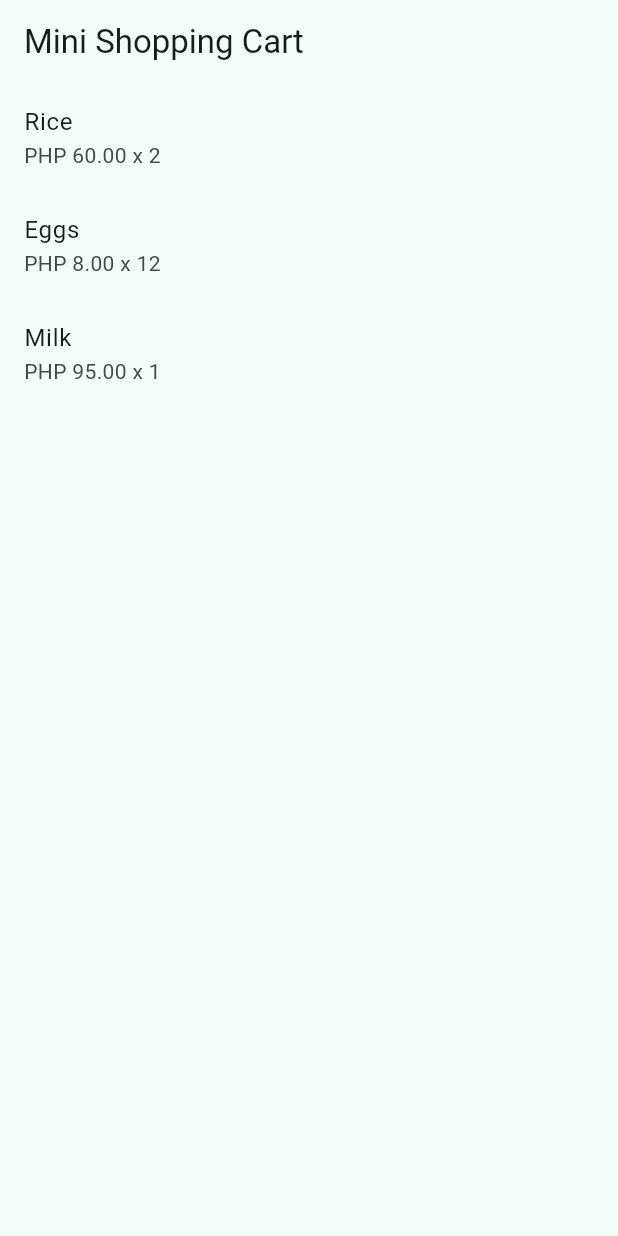
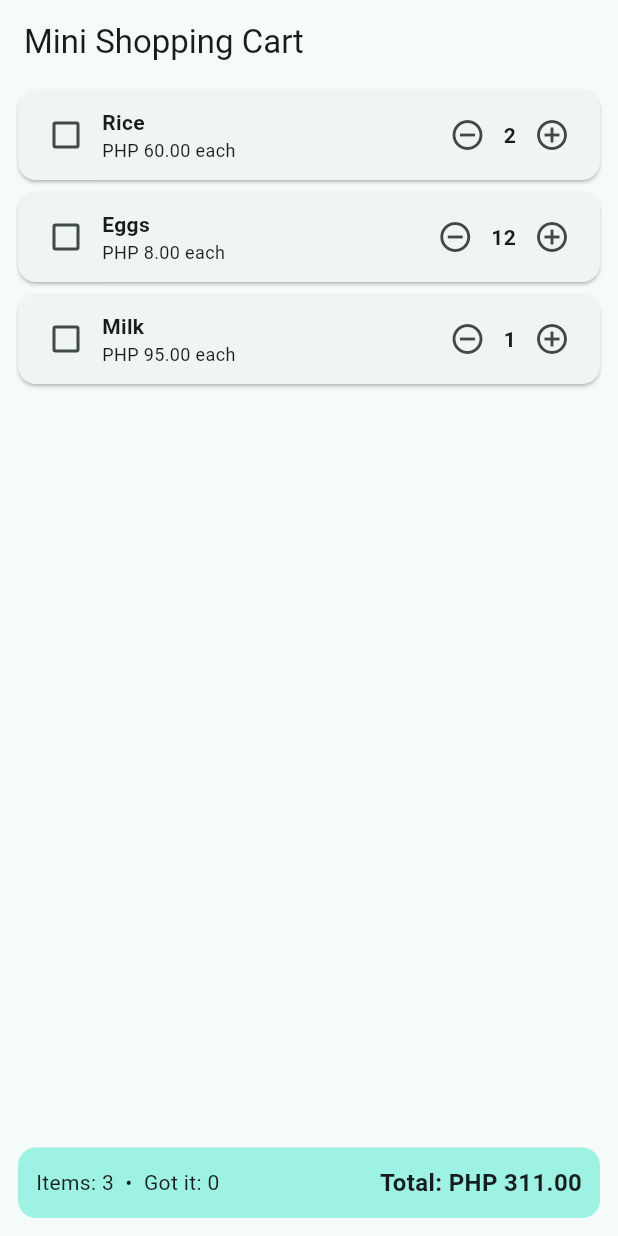
Before and after one commit to Jez-Mocha/stateful-lab-Carbonilla, a Flutter app: the screen it shows after launch, on a phone screen of 412 x 824 dp. Run offline on Flutter 3.47's test engine with Material 3 defaults, Android fonts, the phone set to English and light mode, and no system bars.

Commit message:
Add CartItemTile and quantity controls with setState

```diff
--- a/lib/main.dart
+++ b/lib/main.dart
@@ -55,21 +55,152 @@ class _CartScreenState extends State<CartScreen> {
     super.dispose();
   }
 
+  // Plus button: stops at 99.
+  void _increase(int i) {
+    setState(() {
+      if (_items[i].quantity < 99) {
+        _items[i].quantity++;
+      }
+    });
+  }
+
+  // Minus button: never goes below 1.
+  void _decrease(int i) {
+    setState(() {
+      if (_items[i].quantity > 1) {
+        _items[i].quantity--;
+      }
+    });
+  }
+
+  // Checkbox: flip the gotIt flag.
+  void _toggle(int i) {
+    setState(() {
+      _items[i].gotIt = !_items[i].gotIt;
+    });
+  }
+
+  // Sum of price x quantity for all items.
+  double get _total {
+    double sum = 0;
+    for (final item in _items) {
+      sum += item.price * item.quantity;
+    }
+    return sum;
+  }
+
+  int get _gotItCount => _items.where((item) => item.gotIt).length;
+
+  Widget _buildSummaryBar() {
+    return Container(
+      margin: const EdgeInsets.all(12),
+      padding: const EdgeInsets.all(12),
+      decoration: BoxDecoration(
+        color: Theme.of(context).colorScheme.primaryContainer,
+        borderRadius: BorderRadius.circular(12),
+      ),
+      child: Row(
+        children: [
+          Expanded(
+            child: Text('Items: ${_items.length}  •  Got it: $_gotItCount'),
+          ),
+          Text(
+            'Total: PHP ${_total.toStringAsFixed(2)}',
+            style: const TextStyle(fontSize: 16, fontWeight: FontWeight.bold),
+          ),
+        ],
+      ),
+    );
+  }
+
   @override
   Widget build(BuildContext context) {
     return Scaffold(
       appBar: AppBar(title: const Text('Mini Shopping Cart')),
-      body: ListView(
-        children: [
-          for (final item in _items)
-            ListTile(
-              title: Text(item.name),
-              subtitle: Text(
-                'PHP ${item.price.toStringAsFixed(2)} x ${item.quantity}',
+      body: SafeArea(
+        child: Column(
+          children: [
+            Expanded(
+              child: ListView.builder(
+                itemCount: _items.length,
+                itemBuilder: (context, i) {
+                  return CartItemTile(
+                    item: _items[i],
+                    onIncrease: () => _increase(i),
+                    onDecrease: () => _decrease(i),
+                    onToggle: () => _toggle(i),
+                  );
+                },
               ),
             ),
-        ],
+            _buildSummaryBar(),
+          ],
+        ),
       ),
     );
   }
 }
+
+// Stateless because it only displays the item it is given; changes are sent up through callbacks.
+class CartItemTile extends StatelessWidget {
+  final CartItem item;
+  final VoidCallback onIncrease;
+  final VoidCallback onDecrease;
+  final VoidCallback onToggle;
+
+  const CartItemTile({
+    super.key,
+    required this.item,
+    required this.onIncrease,
+    required this.onDecrease,
+    required this.onToggle,
+  });
+
+  @override
+  Widget build(BuildContext context) {
+    return Card(
+      margin: const EdgeInsets.symmetric(horizontal: 12, vertical: 4),
+      child: Padding(
+        padding: const EdgeInsets.symmetric(horizontal: 8, vertical: 6),
+        child: Row(
+          children: [
+            Checkbox(value: item.gotIt, onChanged: (_) => onToggle()),
+            Expanded(
+              child: Column(
+                crossAxisAlignment: CrossAxisAlignment.start,
+                children: [
+                  Text(
+                    item.name,
+                    style: TextStyle(
+                      fontWeight: FontWeight.bold,
+                      // Line-through when the item is checked.
+                      decoration: item.gotIt
+                          ? TextDecoration.lineThrough
+                          : null,
+                    ),
+                  ),
+                  Text(
+                    'PHP ${item.price.toStringAsFixed(2)} each',
+                    style: const TextStyle(fontSize: 12),
+                  ),
+                ],
+              ),
+            ),
+            IconButton(
+              icon: const Icon(Icons.remove_circle_outline),
+              onPressed: onDecrease,
+            ),
+            Text(
+              '${item.quantity}',
+              style: const TextStyle(fontWeight: FontWeight.bold),
+            ),
+            IconButton(
+              icon: const Icon(Icons.add_circle_outline),
+              onPressed: onIncrease,
+            ),
+          ],
+        ),
+      ),
+    );
+  }
+}
```
